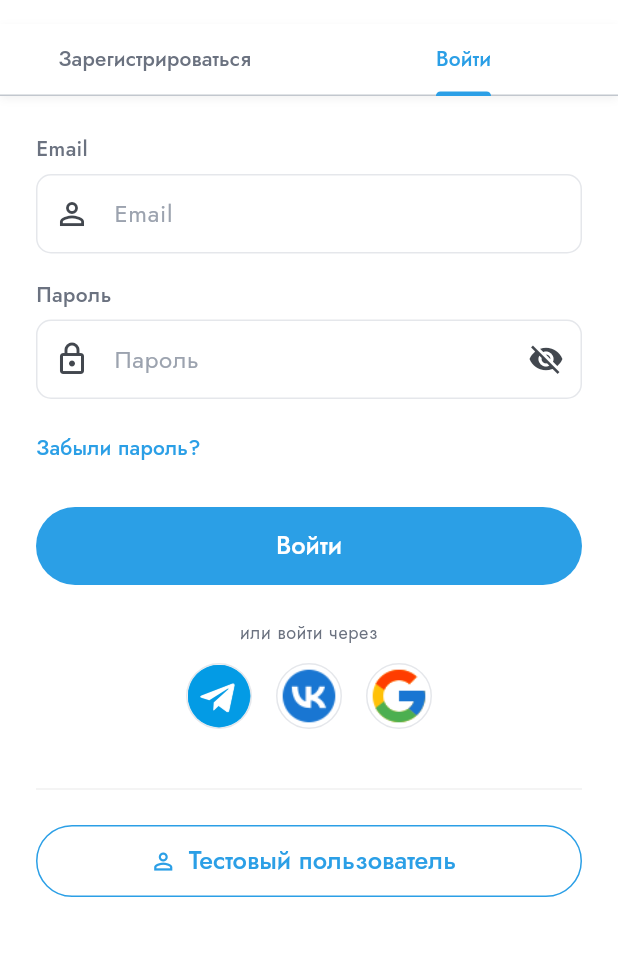
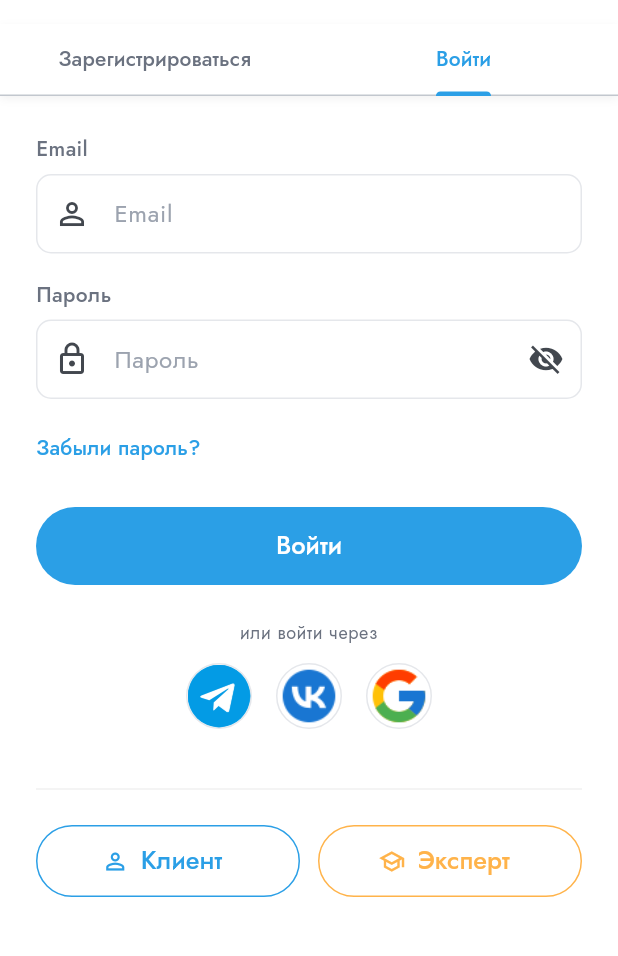
Before and after one commit to mukhacheva01/OkoZnaniy_mobile, a Flutter app: the LoginScreen screen opened by its route, on a phone screen of 412 x 824 dp, the part 60-1016 px from its top. Run offline on Flutter 3.47's test engine with Material 3 defaults, Android fonts, the phone set to English and light mode, and no system bars; our stand-ins replace dio, flutter_secure_storage, go_router, google_fonts; accounts and stored records are empty.

Commit message:
feat: две кнопки входа — Клиент и Эксперт с разными тестовыми профилями
Co-Authored-By: mukhacheva01 <mukhacheva01@yandex.ru>

```diff
--- a/lib/screens/auth/login_screen.dart
+++ b/lib/screens/auth/login_screen.dart
@@ -256,20 +256,44 @@ class _LoginScreenState extends State<LoginScreen>
                         const SizedBox(height: 32),
                         const Divider(),
                         const SizedBox(height: 16),
-                        OutlinedButton.icon(
+                        Row(
+                          children: [
+                            Expanded(
+                              child: OutlinedButton.icon(
                                 onPressed: () {
                                   context
                                       .read<AuthProvider>()
-                                .loginAsTestUser();
+                                      .loginAsTestUser(role: 'client');
                                   context.go(AppRoutes.home);
                                 },
                                 icon: const Icon(Icons.person_outline),
-                          label: const Text('Тестовый пользователь'),
+                                label: const Text('Клиент'),
                                 style: OutlinedButton.styleFrom(
                                   foregroundColor: AppColors.primary,
                                   side: const BorderSide(color: AppColors.primary),
-                            minimumSize: const Size(double.infinity, 48),
+                                  minimumSize: const Size(0, 48),
                                 ),
+                              ),
+                            ),
+                            const SizedBox(width: 12),
+                            Expanded(
+                              child: OutlinedButton.icon(
+                                onPressed: () {
+                                  context
+                                      .read<AuthProvider>()
+                                      .loginAsTestUser(role: 'expert');
+                                  context.go(AppRoutes.home);
+                                },
+                                icon: const Icon(Icons.school_outlined),
+                                label: const Text('Эксперт'),
+                                style: OutlinedButton.styleFrom(
+                                  foregroundColor: const Color(0xFFFFB34A),
+                                  side: const BorderSide(color: Color(0xFFFFB34A)),
+                                  minimumSize: const Size(0, 48),
+                                ),
+                              ),
+                            ),
+                          ],
                         ),
                       ],
                     ),
```
Also changed, not shown: lib/providers/auth_provider.dart (+11 -10 lines). Lines whose indentation alone changed are shown as unchanged.
